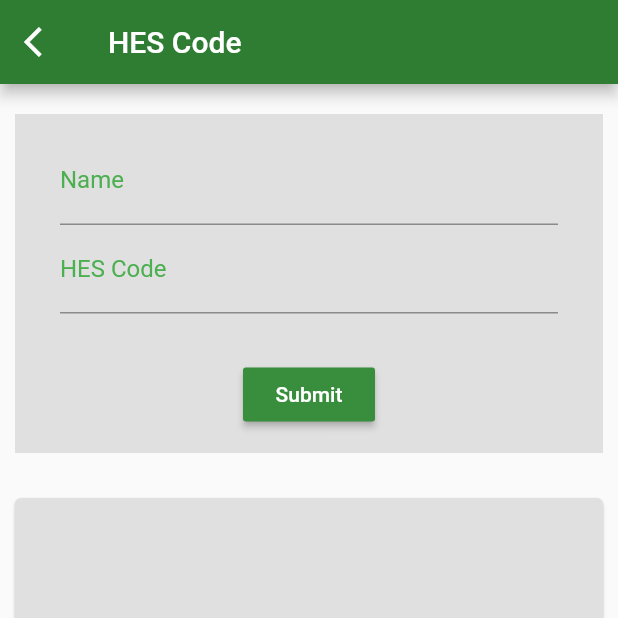
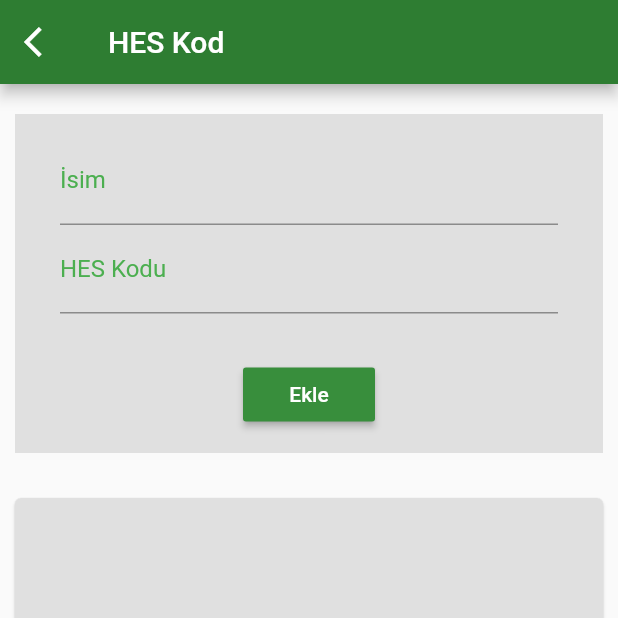
Before and after one commit to furkankalafat/tool_bag, a Flutter app: the HESCodeScreen screen opened directly, on a phone screen of 412 x 824 dp, the top half of it. Run offline on Flutter 3.47's test engine with Material 2 defaults, Android fonts, the phone set to English and light mode, and no system bars; our stand-ins replace sqflite, sqflite_common; accounts and stored records are empty.

Commit message:
texts changed to turkish

```diff
--- a/lib/Screens/Calculator.dart
+++ b/lib/Screens/Calculator.dart
@@ -40,6 +40,9 @@ class _CalculatorScreenState extends State<CalculatorScreen> {
         ),
         backgroundColor: Colors.green[800],
       ),
+
+
+
       body: Padding(
         padding: EdgeInsets.symmetric(horizontal: 5),
         child: Column(
@@ -143,6 +146,7 @@ class _CalculatorScreenState extends State<CalculatorScreen> {
   }
 
   //Calculator logic
+
   dynamic text = '0';
   double numOne = 0;
   double numTwo = 0;
@@ -151,6 +155,7 @@ class _CalculatorScreenState extends State<CalculatorScreen> {
   dynamic finalResult = '';
   dynamic opr = '';
   dynamic preOpr = '';
+
   calLogic(btnText) {
     if (btnText == 'AC') {
       text = '0';
--- a/lib/Screens/HESCodeScreen.dart
+++ b/lib/Screens/HESCodeScreen.dart
@@ -34,7 +34,7 @@ class _HESCodeScreenState extends State<HESCodeScreen> {
           icon: Icon(Icons.arrow_back_ios),
         ),
         backgroundColor: Colors.green[800],
-        title: Text("HES Code"),
+        title: Text("HES Kod"),
       ),
       body: Center(
         child: Column(
@@ -60,28 +60,28 @@ class _HESCodeScreenState extends State<HESCodeScreen> {
                 cursorColor: Colors.green,
                 controller: _controlName,
                 decoration: InputDecoration(
-                  labelText: "Name",
+                  labelText: "İsim",
                   labelStyle: TextStyle(color: Colors.green),
                 ),
                 onSaved: (val) => setState(() => _hesCode.name = val),
                 validator: (val) =>
-                    (val.length == 0 ? "This field is required" : null),
+                    (val.length == 0 ? "Bu alan boş bırakılamaz!" : null),
               ),
               TextFormField(
                 cursorColor: Colors.green,
                 controller: _controlhesCode,
                 decoration: InputDecoration(
-                  labelText: "HES Code",
+                  labelText: "HES Kodu",
                   labelStyle: TextStyle(color: Colors.green),
                 ),
                 onSaved: (val) => setState(() => _hesCode.hescode = val),
                 validator: (val) =>
-                    (val.length == 0 ? "This field is required" : null),
+                    (val.length == 0 ? "Bu alan boş bırakılamaz!" : null),
               ),
               SizedBox(height: 30),
               RaisedButton(
                 onPressed: () => _onSubmit(),
-                child: Text("Submit"),
+                child: Text("Ekle"),
                 color: Colors.green[700],
                 textColor: Colors.white,
               ),
--- a/lib/Screens/HomeScreen.dart
+++ b/lib/Screens/HomeScreen.dart
@@ -29,16 +29,15 @@ class _HomeScreenState extends State<HomeScreen> {
             Row(
               mainAxisAlignment: MainAxisAlignment.spaceEvenly,
               children: [
-                HomeButton(name: 'CALCULATOR', menu: 'Calculator'),
-                HomeButton(name: 'HES CODE', menu: 'HESCode'),
+                HomeButton(name: 'Hesap Makinesi', menu: 'Calculator'),
+                HomeButton(name: 'HES Kod', menu: 'HESCode'),
               ],
             ),
             SizedBox(height: 30),
             Row(
               mainAxisAlignment: MainAxisAlignment.center,
               children: [
-                HomeButton(name: 'TO DO LIST', menu: 'TODOLIST'),
-                //HomeButton(name: 'name', menu: 'name'),
+                HomeButton(name: 'Yapılacaklar Listesi', menu: 'TODOLIST'),
               ],
             ),
           ],
--- a/lib/Screens/TODOScreen.dart
+++ b/lib/Screens/TODOScreen.dart
@@ -85,7 +85,7 @@ class _TODOScreenState extends State<TODOScreen> {
           onPressed: () => Navigator.pop(context),
           icon: Icon(Icons.arrow_back_ios),
         ),
-        title: Text("TO DO LIST"),
+        title: Text("Yapılacaklar Listesi"),
         actions: [
           IconButton(
             color: Colors.white,
--- a/lib/Services/DbServicesTask.dart
+++ b/lib/Services/DbServicesTask.dart
@@ -23,7 +23,6 @@ class DbServicesTask {
   initDb() async {
     Directory directory = await getApplicationDocumentsDirectory();
     String path = join(directory.path, _dbName);
-
     return await openDatabase(path, version: _dbVersion, onCreate: _onCreate);
   }
 
--- a/lib/Widgets/HomeButton.dart
+++ b/lib/Widgets/HomeButton.dart
@@ -58,6 +58,7 @@ class _HomeButtonState extends State<HomeButton> {
             widget.name,
             style: TextStyle(
               color: Colors.white,
+              fontSize: 16,
             ),
           ),
         ),
--- a/lib/main.dart
+++ b/lib/main.dart
@@ -6,12 +6,12 @@ void main() {
 }
 
 class MyApp extends StatelessWidget {
-  // This widget is the root of your application.
   @override
   Widget build(BuildContext context) {
     return MaterialApp(
       debugShowCheckedModeBanner: false,
       theme: ThemeData(
+        brightness: Brightness.light,
         primarySwatch: Colors.green,
       ),
       home: HomeScreen(),
```
Also changed, not shown: lib/Widgets/AddTODO.dart (+8 -6 lines).
